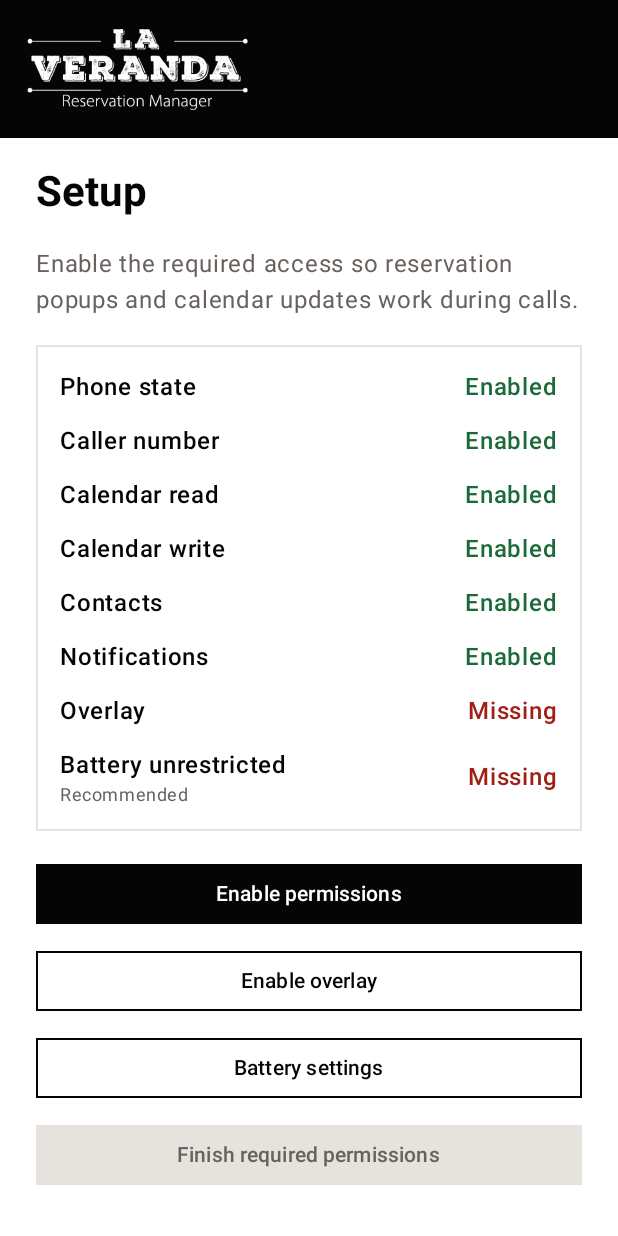
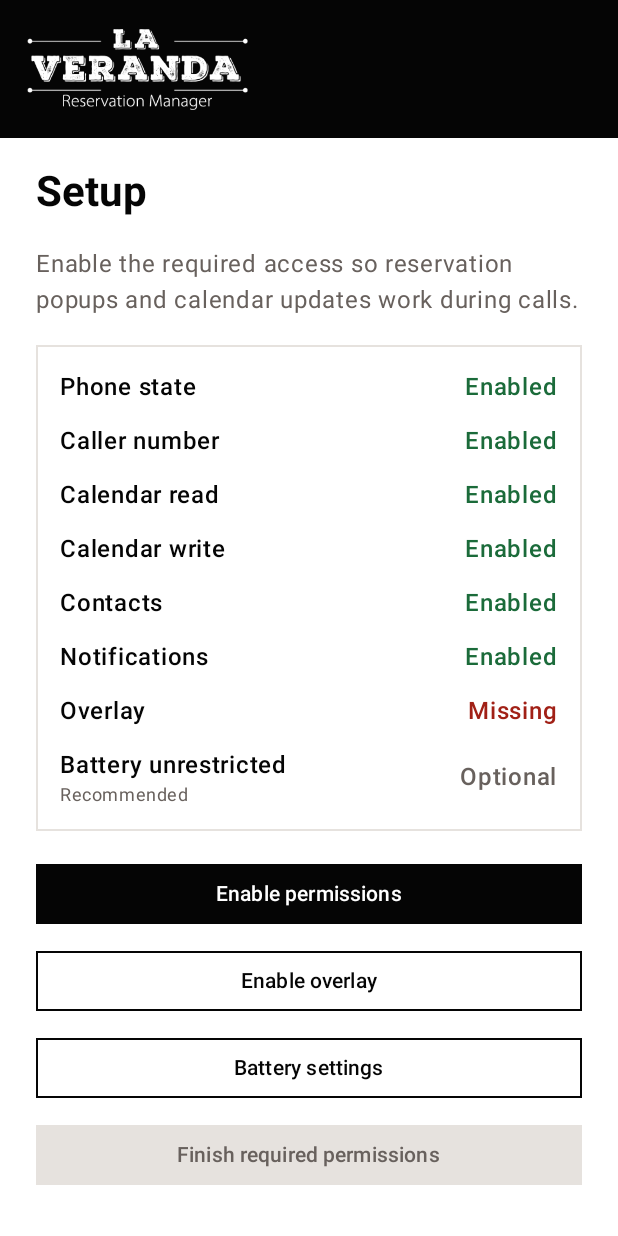
Before and after one commit to MilanWhite/restaurant-call-assistant, an Android app built with Jetpack Compose: the screen it shows after launch (MainActivity), on a phone screen of 412 x 824 dp. Run offline under Robolectric (Android 15) with nearby library versions, the light colour scheme and no system bars.

Commit message:
[MW] Turn caller ID permission optional and minor UI change

```diff
--- a/app/src/main/java/com/example/restaurant_call_assistant/MainActivity.kt
+++ b/app/src/main/java/com/example/restaurant_call_assistant/MainActivity.kt
@@ -134,7 +134,7 @@ private fun ReservationHelperApp() {
         onboardingComplete = store.isOnboardingComplete()
     }
 
-    if (!onboardingComplete || !CallScreeningRole.isReady(context)) {
+    if (!onboardingComplete) {
         OnboardingScreen(
             onComplete = {
                 store.setOnboardingComplete(true)
@@ -224,15 +224,13 @@ private fun OnboardingScreen(onComplete: () -> Unit) {
     var ready by remember {
         mutableStateOf(
             context.requiredPermissionsGranted() &&
-                context.canDrawOverlaysCompat() &&
-                CallScreeningRole.isReady(context)
+                context.canDrawOverlaysCompat()
         )
     }
     fun refreshPermissions() {
         refreshKey++
         ready = context.requiredPermissionsGranted() &&
-            context.canDrawOverlaysCompat() &&
-            CallScreeningRole.isReady(context)
+            context.canDrawOverlaysCompat()
     }
     val launcher = rememberLauncherForActivityResult(ActivityResultContracts.RequestMultiplePermissions()) {
         refreshPermissions()
@@ -298,18 +296,6 @@ private fun OnboardingScreen(onComplete: () -> Unit) {
                         refreshPermissions()
                     }
                 )
-                if (CallScreeningRole.isAvailable(context)) {
-                    SecondaryButton(
-                        text = if (CallScreeningRole.isHeld(context)) {
-                            "Caller ID enabled"
-                        } else {
-                            "Enable caller ID"
-                        },
-                        onClick = {
-                            CallScreeningRole.requestIntent(context)?.let(roleLauncher::launch)
-                        }
-                    )
-                }
                 SecondaryButton(
                     text = "Battery settings",
                     onClick = {
@@ -317,6 +303,9 @@ private fun OnboardingScreen(onComplete: () -> Unit) {
                         refreshPermissions()
                     }
                 )
+                CallerIdRoleOption(context) {
+                    CallScreeningRole.requestIntent(context)?.let(roleLauncher::launch)
+                }
                 Button(
                     onClick = onComplete,
                     enabled = ready,
@@ -597,14 +586,11 @@ private fun PermissionsScreen() {
     Page(title = "Permissions") {
         PermissionChecklist(refreshKey)
         PrimaryButton(text = "Enable missing permissions", onClick = { launcher.launch(requiredRuntimePermissions()) })
-        if (CallScreeningRole.isAvailable(context)) {
-            SecondaryButton(
-                text = if (CallScreeningRole.isHeld(context)) "Caller ID enabled" else "Enable caller ID",
-                onClick = { CallScreeningRole.requestIntent(context)?.let(roleLauncher::launch) }
-            )
-        }
         SecondaryButton(text = "Overlay permission", onClick = { context.openOverlaySettings() })
         SecondaryButton(text = "Battery settings", onClick = { context.openBatterySettings() })
+        CallerIdRoleOption(context) {
+            CallScreeningRole.requestIntent(context)?.let(roleLauncher::launch)
+        }
     }
 }
 
@@ -716,10 +702,15 @@ private fun PermissionChecklist(refreshKey: Int) {
             PermissionStatusRow(permissionLabel(permission), context.hasPermission(permission))
         }
         PermissionStatusRow("Overlay", context.canDrawOverlaysCompat())
+        PermissionStatusRow("Battery unrestricted", context.isIgnoringBatteryOptimizations(), required = false)
         if (CallScreeningRole.isAvailable(context)) {
-            PermissionStatusRow("Caller ID role", CallScreeningRole.isHeld(context))
+            PermissionStatusRow(
+                label = "Caller ID role",
+                granted = CallScreeningRole.isHeld(context),
+                required = false,
+                optionalLabel = "Optional"
+            )
         }
-        PermissionStatusRow("Battery unrestricted", context.isIgnoringBatteryOptimizations(), required = false)
     }
     ignored.hashCode()
 }
@@ -864,15 +855,54 @@ private fun ToggleRow(label: String, checked: Boolean, onCheckedChange: (Boolean
 }
 
 @Composable
-private fun PermissionStatusRow(label: String, granted: Boolean, required: Boolean = true) {
+private fun CallerIdRoleOption(context: Context, onRequest: () -> Unit) {
+    if (!CallScreeningRole.isAvailable(context)) return
+
+    ListCard {
+        Text(
+            "Optional caller ID access",
+            color = Black,
+            fontWeight = FontWeight.SemiBold
+        )
+        Text(
+            "Improves caller-number detection, especially for a second incoming call.",
+            color = InkMuted,
+            style = MaterialTheme.typography.bodySmall
+        )
+        SecondaryButton(
+            text = if (CallScreeningRole.isHeld(context)) {
+                "Caller ID access enabled"
+            } else {
+                "Enable optional caller ID"
+            },
+            onClick = onRequest
+        )
+    }
+}
+
+@Composable
+private fun PermissionStatusRow(
+    label: String,
+    granted: Boolean,
+    required: Boolean = true,
+    optionalLabel: String = "Recommended"
+) {
     Row(Modifier.fillMaxWidth(), horizontalArrangement = Arrangement.SpaceBetween, verticalAlignment = Alignment.CenterVertically) {
         Column(Modifier.weight(1f)) {
             Text(label, color = Black, fontWeight = FontWeight.SemiBold)
-            if (!required) Text("Recommended", color = InkMuted, style = MaterialTheme.typography.bodySmall)
+            if (!required) Text(optionalLabel, color = InkMuted, style = MaterialTheme.typography.bodySmall)
         }
         Text(
-            if (granted) "Enabled" else "Missing",
-            color = if (granted) SuccessGreen else ErrorRed,
+            when {
+                granted -> "Enabled"
+                required -> "Missing"
+                else -> "Optional"
+            },
+            color = when {
+                granted -> SuccessGreen
+                required -> ErrorRed
+                else -> InkMuted
+            },
             fontWeight = FontWeight.SemiBold
         )
     }
--- a/app/src/main/java/com/example/restaurant_call_assistant/overlay/ReservationOverlayService.kt
+++ b/app/src/main/java/com/example/restaurant_call_assistant/overlay/ReservationOverlayService.kt
@@ -223,7 +223,7 @@ class ReservationOverlayService : Service() {
         content.body.addLabeledInput("Customer name *", customerName)
         content.body.addLabeledInput("Phone number", phone)
         content.body.addLabeledInput("Date and time *", reservationDateTime.input)
-        content.body.addSplitLabeledInputs("Number of people", "Adults", adults, "Children", children)
+        content.body.addSplitLabeledInputs("Adults", adults, "Children", children)
         content.body.addLabeledInput("Duration", duration.input)
         content.body.addLabeledInput("Event type", eventType)
         content.body.addLabeledInput("Preference", preference)
@@ -600,7 +600,6 @@ class ReservationOverlayService : Service() {
     }
 
     private fun LinearLayout.addSplitLabeledInputs(
-        label: String,
         leftLabel: String,
         leftInput: View,
         rightLabel: String,
@@ -615,7 +614,6 @@ class ReservationOverlayService : Service() {
                 setMargins(0, dp(6), 0, 0)
             }
         }
-        group.addView(formLabel(label))
         group.addView(
             LinearLayout(this@ReservationOverlayService).apply {
                 orientation = LinearLayout.HORIZONTAL
```
